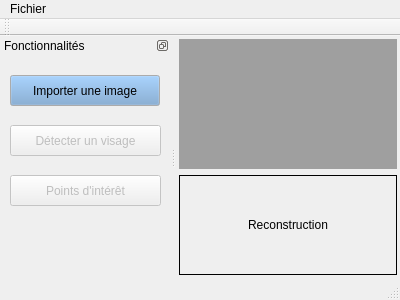
Old version of the form CodepoVision/codepovision.ui in the repository Danijiru/CodepoVision.
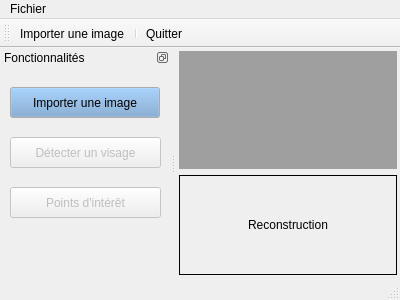
New version of the form. Icons and pictures are not drawn.

The edit to the form file:
```diff
--- a/CodepoVision/codepovision.ui
+++ b/CodepoVision/codepovision.ui
@@ -85,6 +85,9 @@
    <attribute name="toolBarBreak">
     <bool>false</bool>
    </attribute>
+   <addaction name="actionImporter_une_image"/>
+   <addaction name="separator"/>
+   <addaction name="actionQuitter"/>
   </widget>
   <widget class="QStatusBar" name="statusBar"/>
   <widget class="QDockWidget" name="dockWidget">
```
Left out of the diff: 13 changed lines with no effect on the pictures.
